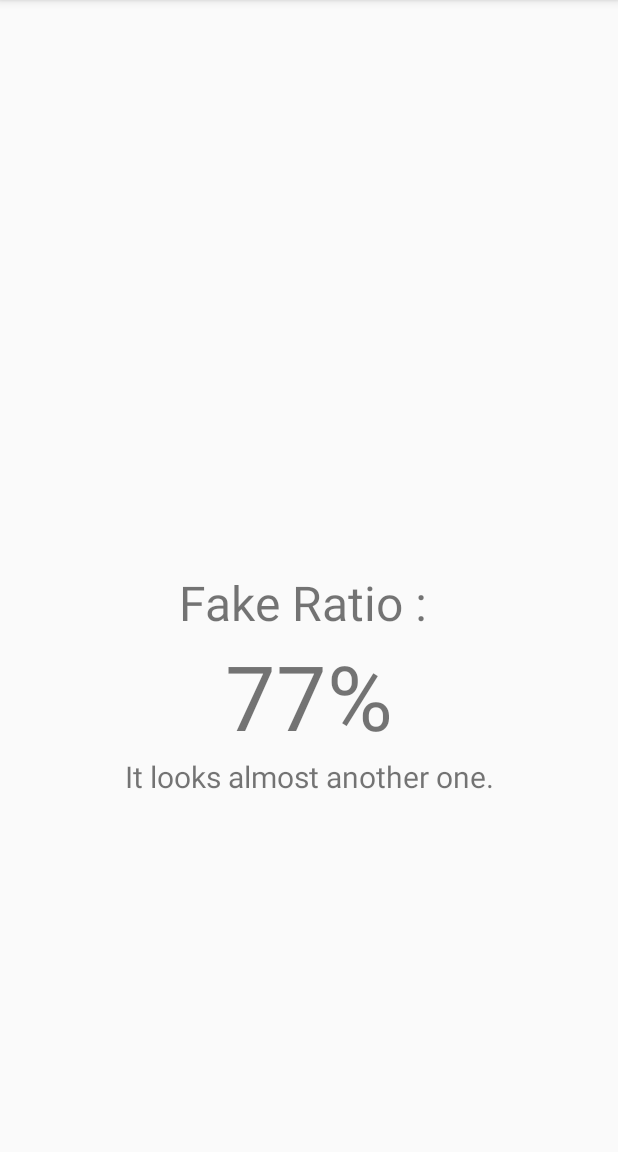
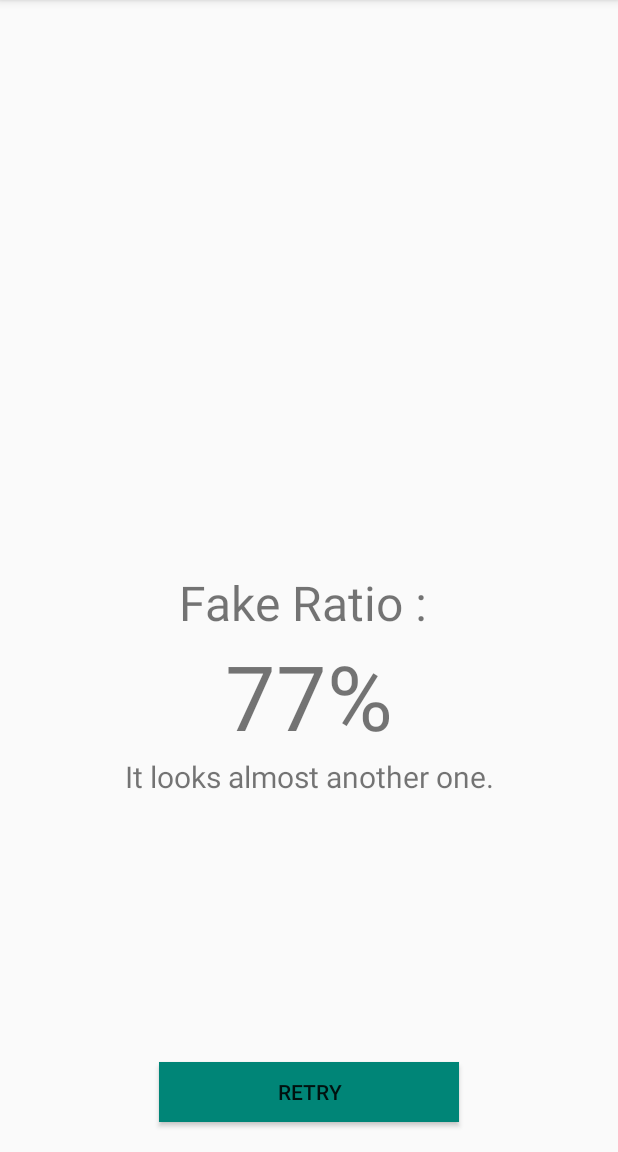
Before and after one commit to MinSukChoi/dump-repo, an Android app: the screen it shows after launch (MainActivity), after a tap on "SEND", on a phone screen of 412 x 824 dp, the part 84-1236 px from its top. Run offline under Robolectric (Android 15) with nearby library versions, the phone set to English and light mode, and no system bars.

Commit message:
* add basic interaction

```diff
--- a/app/src/main/java/com/clab/neo/neoclient/MainActivity.java
+++ b/app/src/main/java/com/clab/neo/neoclient/MainActivity.java
@@ -3,6 +3,9 @@ package com.clab.neo.neoclient;
 import android.support.v7.app.AppCompatActivity;
 import android.os.Bundle;
 import android.view.View;
+
+import java.util.Timer;
+import java.util.TimerTask;
 
 public class MainActivity extends AppCompatActivity {
 
@@ -12,9 +15,25 @@ public class MainActivity extends AppCompatActivity {
         setContentView(R.layout.activity_main);
 
         findViewById(R.id.button_send).setOnClickListener(v -> {
+            findViewById(R.id.progress_main).setVisibility(View.VISIBLE);
+            Timer timer = new Timer();
+            timer.schedule(new TimerTask() {
+                @Override
+                public void run() {
+                    MainActivity.this.runOnUiThread(() -> {
+                        findViewById(R.id.progress_main).setVisibility(View.GONE);
+                        v.setVisibility(View.GONE);
+                        findViewById(R.id.group_initial_text).setVisibility(View.GONE);
+                        findViewById(R.id.group_result_text).setVisibility(View.VISIBLE);
+                    });
+                }
+            }, 2000);
+        });
+
+        findViewById(R.id.button_retry).setOnClickListener(v -> {
             v.setVisibility(View.GONE);
-            findViewById(R.id.text_view_plain1).setVisibility(View.GONE);
-            findViewById(R.id.group_result_text).setVisibility(View.VISIBLE);
+            findViewById(R.id.group_initial_text).setVisibility(View.VISIBLE);
+            findViewById(R.id.group_result_text).setVisibility(View.GONE);
         });
     }
 }
--- a/app/src/main/res/layout/activity_main.xml
+++ b/app/src/main/res/layout/activity_main.xml
@@ -12,7 +12,7 @@
         android:layout_width="300dp"
         android:layout_height="300dp"
         android:layout_marginTop="50dp"
-        android:background="@color/colorAccent"
+        android:background="@color/colorPrimary"
         app:layout_constraintLeft_toRightOf="parent"
         app:layout_constraintRight_toLeftOf="parent"
         app:layout_constraintTop_toTopOf="parent"/>
@@ -34,7 +34,13 @@
         android:layout_width="wrap_content"
         android:layout_height="wrap_content"
         android:visibility="gone"
-        app:constraint_referenced_ids="text_view_plain2,text_view_fake_ratio,text_view_sub_result"/>
+        app:constraint_referenced_ids="text_view_plain2,text_view_fake_ratio,text_view_sub_result,button_retry"/>
+
+    <android.support.constraint.Group
+        android:id="@+id/group_initial_text"
+        android:layout_width="wrap_content"
+        android:layout_height="wrap_content"
+        app:constraint_referenced_ids="text_view_plain1,button_send"/>
 
     <TextView
         android:id="@+id/text_view_plain2"
@@ -68,14 +74,35 @@
         app:layout_constraintTop_toBottomOf="@id/text_view_fake_ratio"/>
 
     <Button
+        android:id="@+id/button_retry"
+        android:layout_width="200dp"
+        android:layout_height="40dp"
+        android:layout_marginBottom="20dp"
+        android:background="@color/colorPrimary"
+        android:text="Retry"
+        app:layout_constraintBottom_toBottomOf="parent"
+        app:layout_constraintLeft_toLeftOf="parent"
+        app:layout_constraintRight_toRightOf="parent"/>
+
+    <Button
         android:id="@+id/button_send"
         android:layout_width="300dp"
         android:layout_height="40dp"
         android:layout_marginBottom="40dp"
-        android:background="@color/colorAccent"
+        android:background="@color/colorPrimary"
         android:text="Send"
         app:layout_constraintBottom_toBottomOf="parent"
         app:layout_constraintLeft_toLeftOf="parent"
         app:layout_constraintRight_toRightOf="parent"/>
 
+    <ProgressBar
+        android:id="@+id/progress_main"
+        android:layout_width="wrap_content"
+        android:layout_height="wrap_content"
+        android:visibility="gone"
+        app:layout_constraintBottom_toBottomOf="@id/image_button_src"
+        app:layout_constraintLeft_toLeftOf="parent"
+        app:layout_constraintRight_toRightOf="parent"
+        app:layout_constraintTop_toTopOf="@id/image_button_src"/>
+
 </android.support.constraint.ConstraintLayout>
```
